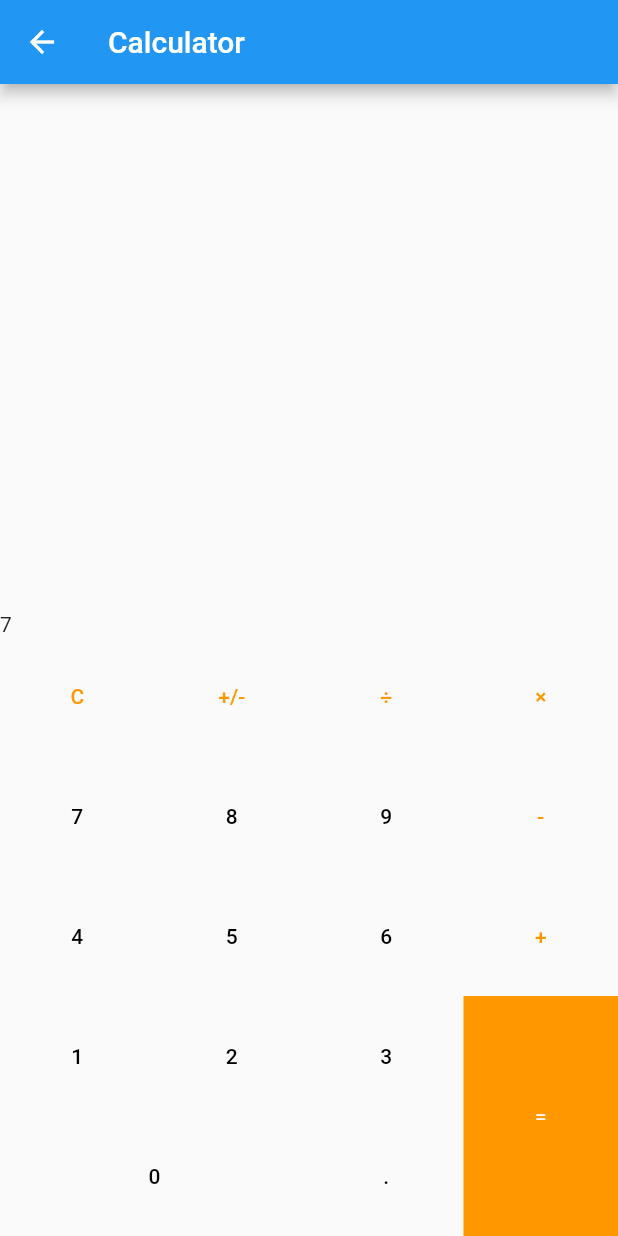
After one commit to Ferrum5/app_ideas_flutter, a Flutter app: the Calculator screen opened by its route, after a tap on an icon or button, on a phone screen of 412 x 824 dp. The commit adds this screen. Run offline on Flutter 3.47's test engine with Material 2 defaults, Android fonts, the phone set to English and light mode, and no system bars; our stand-ins replace fixnum.

Commit message:
+ calculator

```diff
--- /dev/null
+++ b/lib/beginner/calculator.dart
@@ -0,0 +1,304 @@
+import 'package:flutter/material.dart';
+
+class Calculator extends StatelessWidget {
+  @override
+  Widget build(BuildContext context) {
+    return Scaffold(
+      appBar: AppBar(
+        title: Text('Calculator'),
+      ),
+      body: CalculatorWidget(),
+    );
+  }
+}
+
+class CalculatorWidget extends StatefulWidget {
+  @override
+  _CalculatorWidgetState createState() => _CalculatorWidgetState();
+}
+
+class _CalculatorWidgetState extends State<CalculatorWidget> {
+  static const int opNone = 10;
+  static const int opPlus = opNone + 1;
+  static const int opMinus = opPlus + 1;
+  static const int opTimes = opMinus + 1;
+  static const int opDivid = opTimes + 1;
+  static const int opDot = opDivid + 1;
+  static const int opOpposite = opDot + 1;
+  static const int opResult = opOpposite + 1;
+  static const int opC = opResult + 1;
+  static const int opAC = opC + 1;
+  String digitsLast;
+  String digitsInput;
+  String digitsShow = '0';
+  int operator = opNone;
+  int cOrAcOperate = opAC;
+  TextStyle numberStyle = TextStyle(color: Colors.black);
+  TextStyle operatorStyle = TextStyle(color: Colors.orange);
+  bool hasOpResult = false;
+
+  void onInput(int digit) {
+    if (digit < 10) {
+      if (hasOpResult) {
+        cOrAcOperate = opAC;
+        onOp(opC);
+        hasOpResult = false;
+      }
+      setState(() {
+        if (digitsInput == null || digitsInput == '0') {
+          digitsInput = digit.toString();
+          digitsShow = digitsInput ?? '0';
+        } else {
+          digitsInput += digit.toString();
+          digitsShow = digitsInput ?? '0';
+        }
+        cOrAcOperate = opC;
+      });
+    } else {
+      onOp(digit);
+    }
+  }
+
+  void onOp(int op) {
+    switch (op) {
+      case opC:
+        if (cOrAcOperate == opC) {
+          setState(() {
+            digitsInput = null;
+            digitsShow = '0';
+            cOrAcOperate = opAC;
+          });
+        } else {
+          setState(() {
+            digitsInput = null;
+            digitsLast = null;
+            digitsShow = '0';
+            operator = opNone;
+          });
+        }
+        break;
+      case opResult:
+        if (digitsLast != null) {
+          hasOpResult = true;
+          setState(() {
+            cOrAcOperate = opAC;
+            digitsShow =
+                doOperate(BigInt.parse(digitsLast), BigInt.parse(digitsInput))
+                    .toString();
+            digitsLast = digitsShow;
+          });
+        }
+        break;
+      case opDot:
+        if (digitsInput?.contains('.') == false) {
+          if (digitsInput == null) {
+            digitsInput = '0.';
+          } else {
+            digitsInput += '.';
+          }
+          setState(() {
+            digitsShow = digitsInput ?? '0';
+          });
+        }
+        break;
+      case opOpposite:
+        if(digitsInput!=null && digitsInput!='0'){
+          if(digitsInput.startsWith('-')){
+            digitsInput = digitsInput.substring(1,digitsInput.length);
+          }else{
+            digitsInput = '-$digitsInput';
+          }
+          setState(() {
+            digitsShow = digitsInput;
+          });
+        }
+        break;
+      default:
+        if (operator == opNone) {
+          digitsLast = digitsInput;
+          digitsInput = null;
+          setState(() {
+            digitsShow = '0';
+          });
+        }
+        operator = op;
+        break;
+    }
+  }
+
+  BigInt doOperate(BigInt n1, BigInt n2) {
+    switch (operator) {
+      case opPlus:
+        return n1 + n2;
+      case opMinus:
+        return n1 - n2;
+      case opTimes:
+        return n1 * n2;
+      case opDivid:
+        return BigInt.from(n1 / n2);
+    }
+  }
+
+  Widget _createButton(int digit) {
+    return Expanded(
+      child: FlatButton(
+        child: _digit2Widget(digit),
+        onPressed: () {
+          onInput(digit);
+        },
+      ),
+    );
+  }
+
+  Widget _digit2Widget(int digit) {
+    switch (digit) {
+      case opPlus:
+        return Text('+', style: operatorStyle);
+      case opMinus:
+        return Text('-', style: operatorStyle);
+      case opTimes:
+        return Text('×', style: operatorStyle);
+      case opDivid:
+        return Text('÷', style: operatorStyle);
+      case opOpposite:
+        return Text('+/-', style: operatorStyle);
+      case opC:
+        return Text((cOrAcOperate == opC) ? 'C' : 'AC', style: operatorStyle);
+      case opResult:
+        return Text('=', style: operatorStyle);
+      case opDot:
+        return Text('.', style: numberStyle);
+      default:
+        return Text(digit.toString(), style: numberStyle);
+    }
+  }
+
+  @override
+  Widget build(BuildContext context) {
+    final rowHeight = 80.0;
+    return Column(
+      crossAxisAlignment: CrossAxisAlignment.stretch,
+      children: <Widget>[
+        Expanded(
+          child: Align(
+            alignment: Alignment.bottomLeft,
+            child: Text(digitsShow),
+          ),
+        ),
+        SizedBox(
+          height: rowHeight,
+          child: Row(
+            crossAxisAlignment: CrossAxisAlignment.stretch,
+            children: <Widget>[
+              _createButton(opC),
+              _createButton(opOpposite),
+              _createButton(opDivid),
+              _createButton(opTimes)
+            ],
+          ),
+        ),
+        SizedBox(
+          height: rowHeight,
+          child: Row(
+            crossAxisAlignment: CrossAxisAlignment.stretch,
+            children: <Widget>[
+              _createButton(7),
+              _createButton(8),
+              _createButton(9),
+              _createButton(opMinus),
+            ],
+          ),
+        ),
+        SizedBox(
+          height: rowHeight,
+          child: Row(
+            crossAxisAlignment: CrossAxisAlignment.stretch,
+            children: <Widget>[
+              _createButton(4),
+              _createButton(5),
+              _createButton(6),
+              _createButton(opPlus),
+            ],
+          ),
+        ),
+        SizedBox(
+          height: rowHeight * 2,
+          child: Row(
+            crossAxisAlignment: CrossAxisAlignment.stretch,
+            children: <Widget>[
+              Expanded(
+                flex: 3,
+                child: Column(
+                  children: <Widget>[
+                    Expanded(
+                      child: Row(
+                        crossAxisAlignment: CrossAxisAlignment.stretch,
+                        children: <Widget>[
+                          _createButton(1),
+                          _createButton(2),
+                          _createButton(3),
+                        ],
+                      ),
+                    ),
+                    Expanded(
+                      child: Row(
+                        crossAxisAlignment: CrossAxisAlignment.stretch,
+                        children: <Widget>[
+                          Expanded(
+                            flex: 2,
+                            child: FlatButton(
+                              child: Text(
+                                '0',
+                                style: numberStyle,
+                              ),
+                              onPressed: () {
+                                onInput(0);
+                              },
+                            ),
+                          ),
+                          Expanded(
+                            flex: 1,
+                            child: FlatButton(
+                              child: Text(
+                                '.',
+                                style: numberStyle,
+                              ),
+                              onPressed: () {
+                                onInput(opDot);
+                              },
+                            ),
+                          )
+                        ],
+                      ),
+                    ),
+                  ],
+                ),
+              ),
+              Expanded(
+                flex: 1,
+                child: GestureDetector(
+                  child: Container(
+                    width: rowHeight,
+                    height: double.infinity,
+                    decoration: BoxDecoration(
+                      color: Colors.orange,
+                    ),
+                    child: Center(
+                      child: Text(
+                        '=',
+                        style: TextStyle(color: Colors.white),
+                      ),
+                    ),
+                  ),
+                  onTap: () {
+                    onInput(opResult);
+                  },
+                ),
+              ),
+            ],
+          ),
+        ),
+      ],
+    );
+  }
+}
--- a/lib/pages.dart
+++ b/lib/pages.dart
@@ -1,13 +1,17 @@
 import 'package:app_ideas_flutter/beginner/bin2dec.dart';
 import 'package:app_ideas_flutter/beginner/border_radius_previewer.dart';
+import 'package:app_ideas_flutter/beginner/calculator.dart';
 import 'package:flutter/widgets.dart';
 
-
+//初中高级大分类
 class PageCategory{
+  //分类名
   final String name;
+  //对应页面
   final List<PageEntry> pages;
+  //构造
   PageCategory({@required this.name, @required this.pages});
-
+  //所有页面列表
   static final categories = <PageCategory>[
     PageCategory(
         name: 'beginner',
@@ -22,6 +26,11 @@ class PageCategory{
               fileName: 'border_radius_previewer',
               builder: (context)=>BorderRadiusPreviewer()
           ),
+          PageEntry(
+            name: 'Calculator',
+            fileName: 'calculator',
+            builder: (context)=>Calculator(),
+          ),
         ]),
     PageCategory(
       name: 'intermediate',
@@ -34,9 +43,13 @@ class PageCategory{
   ];
 }
 
+//每个页面信息
 class PageEntry{
+  //在列表展示用的名字
   final String name;
+  //.dart文件名
   final String fileName;
+  //页面builder
   final WidgetBuilder builder;
   PageEntry({@required this.name, @required this.fileName,@required this.builder});
 }
```
Also changed, not shown: lib/beginner/border_radius_previewer.dart (+8 -26 lines), lib/main.dart (+11 -4 lines), 2 other files.
